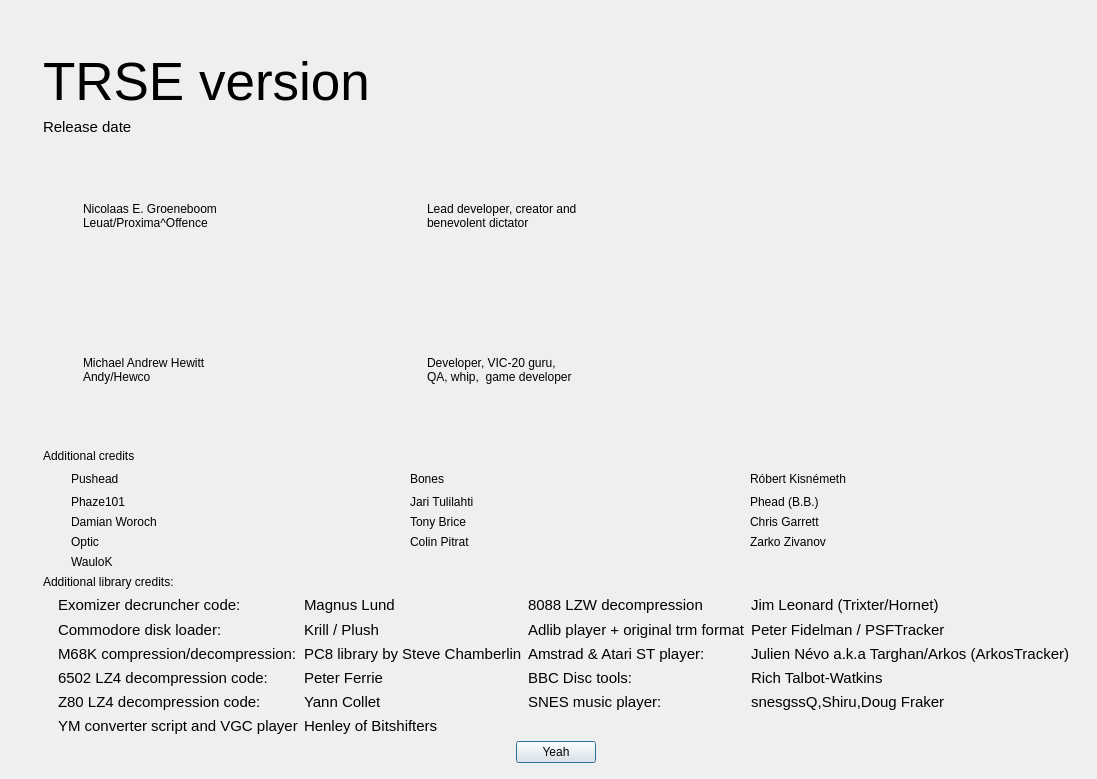
Qt form source/dialogabout.ui (leuat/TRSE) before a commit.
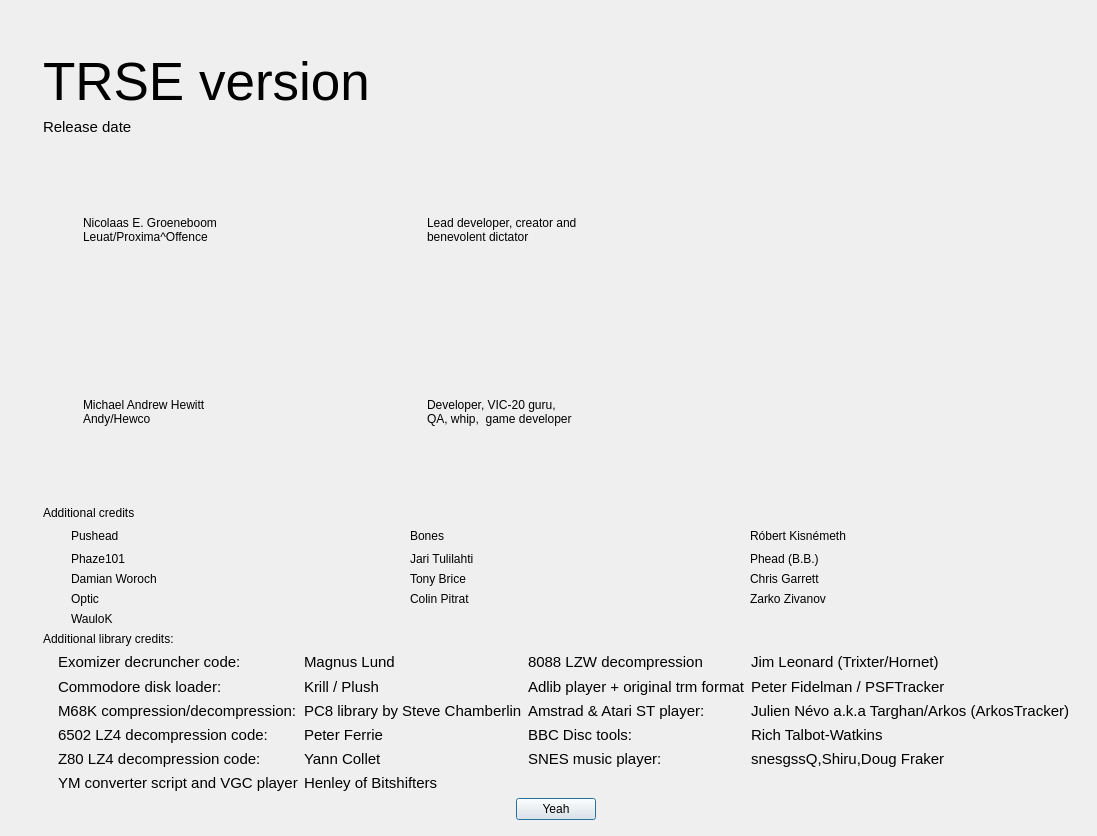
The same form after that commit. Icons and pictures are not drawn.

```diff
--- a/source/dialogabout.ui
+++ b/source/dialogabout.ui
@@ -6,8 +6,8 @@
    <rect>
     <x>0</x>
     <y>0</y>
-    <width>892</width>
-    <height>779</height>
+    <width>912</width>
+    <height>836</height>
    </rect>
   </property>
   <property name="sizePolicy">
```
